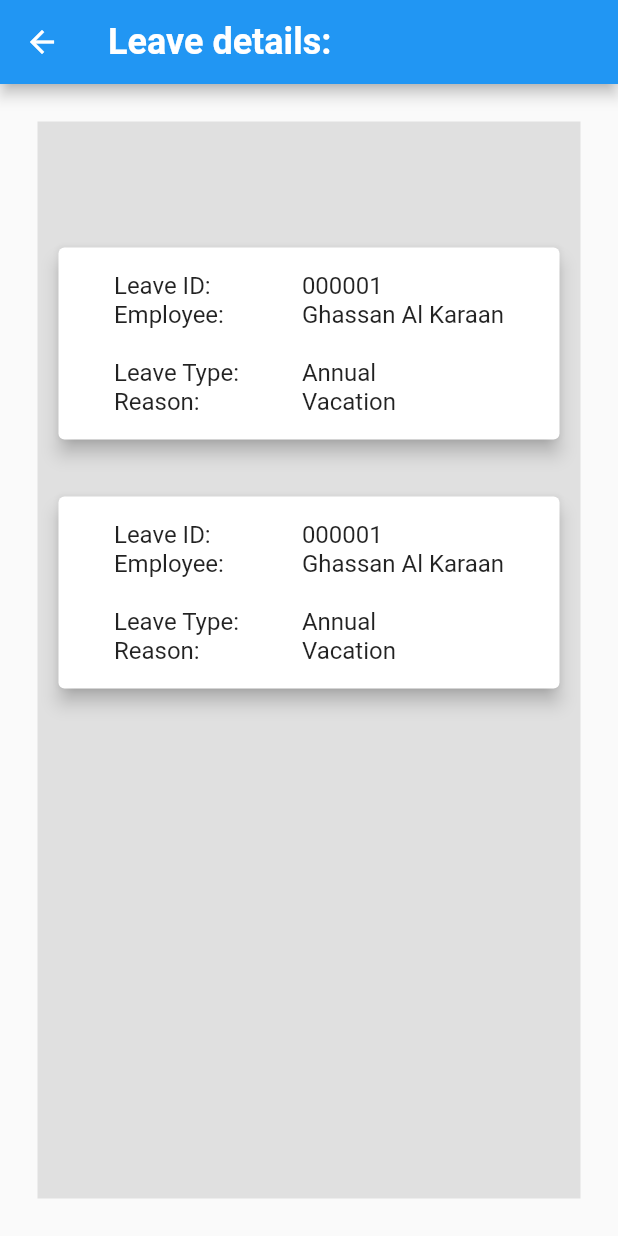
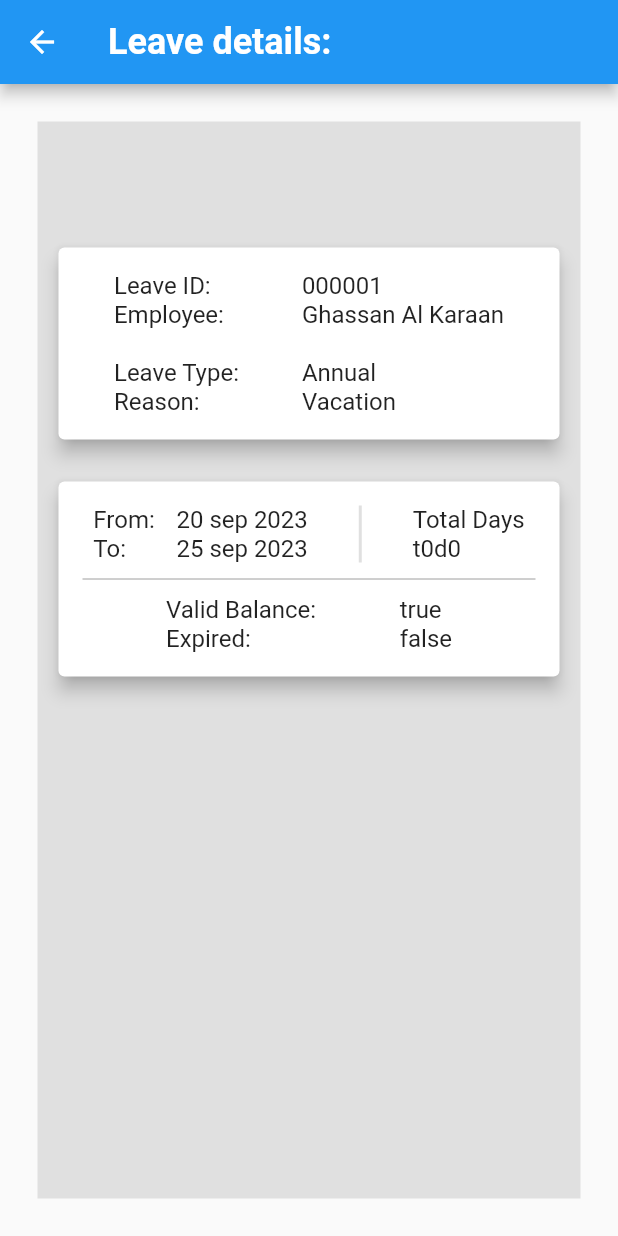
Before and after one commit to GhassanAlKaraan/employee-self-service-app, a Flutter app: the LeaveDetailsPage screen opened directly with empty values, on a phone screen of 412 x 824 dp. Run offline on Flutter 3.47's test engine with Material 2 defaults, Android fonts, the phone set to English and light mode, and no system bars; our stand-ins replace cloud_firestore, firebase_auth, firebase_core, google_sign_in; accounts and stored records are empty.

Commit message:
Designing leave_details_page

```diff
--- /dev/null
+++ b/lib/read_leaves page/components/info_card_2.dart
@@ -0,0 +1,118 @@
+import 'package:flutter/material.dart';
+
+class InfoCard2 extends StatelessWidget {
+  InfoCard2(
+      {super.key,
+      required this.fromDate,
+      required this.toDate,
+      required this.validBalance,
+      required this.expired});
+
+  final String fromDate, toDate; // TODO: change type to date
+  final bool validBalance, expired;
+
+  @override
+  Widget build(BuildContext context) {
+    return Card(
+      elevation: 5, // Card elevation (shadow)
+      child: Padding(
+          padding: const EdgeInsets.all(16.0),
+          child: Column(
+            children: [
+              IntrinsicHeight(
+                child: Row(
+                  mainAxisAlignment: MainAxisAlignment.spaceAround,
+                  children: [
+                    const Column(
+                      crossAxisAlignment: CrossAxisAlignment.start,
+                      children: [
+                        Text(
+                          'From:',
+                          style: TextStyle(fontSize: 16),
+                        ),
+                        Text(
+                          'To:',
+                          style: TextStyle(fontSize: 16),
+                        ),
+                      ],
+                    ),
+                    Column(
+                      crossAxisAlignment: CrossAxisAlignment.start,
+                      children: [
+                        Text(
+                          fromDate,
+                          style: const TextStyle(fontSize: 16),
+                        ),
+                        Text(
+                          toDate,
+                          style: const TextStyle(fontSize: 16),
+                        ),
+                      ],
+                    ),
+                    const SizedBox(
+                      width: 5,
+                    ),
+
+                    VerticalDivider(width: 2, thickness: 2,),
+                    const SizedBox(
+                      width: 5,
+                    ),
+                    const Column(
+                      crossAxisAlignment: CrossAxisAlignment.start,
+                      children: [
+                        Text(
+                          "Total Days",
+                          style: TextStyle(fontSize: 16),
+                        ),
+                        Text(
+                          "t0d0", // TODO: calculate the total days
+                          style: TextStyle(fontSize: 16),
+                        ),
+                      ],
+                    )
+                  ],
+                ),
+              ),
+              const SizedBox(
+                height: 10,
+              ),
+              Divider(height: 2, color: Colors.grey,),
+              const SizedBox(
+                height: 10,
+              ),
+              Row(
+                mainAxisAlignment: MainAxisAlignment.spaceEvenly,
+                children: [
+                  const Column(
+                    crossAxisAlignment: CrossAxisAlignment.start,
+                    children: [
+                      Text(
+                        'Valid Balance:',
+                        style: TextStyle(fontSize: 16),
+                      ),
+                      Text(
+                        'Expired:',
+                        style: TextStyle(fontSize: 16),
+                      ),
+                    ],
+                  ),
+                  Column(
+                    crossAxisAlignment: CrossAxisAlignment.start,
+                    children: [
+                      Text(
+                        validBalance.toString(),
+                        style: const TextStyle(fontSize: 16),
+                      ),
+                      Text(
+                        expired.toString(),
+                        style: const TextStyle(fontSize: 16),
+                      ),
+                    ],
+                  ),
+                ],
+              ),
+            ],
+          )),
+    );
+  }
+}
--- a/lib/read_leaves page/details_page_example.dart
+++ b/lib/read_leaves page/details_page_example.dart
@@ -1,6 +1,7 @@
 import 'package:flutter/material.dart';
 
 import 'components/info_card_1.dart';
+import 'components/info_card_2.dart';
 
 class DetailsPageExample extends StatelessWidget {
   const DetailsPageExample({super.key});
@@ -11,8 +12,8 @@ class DetailsPageExample extends StatelessWidget {
       children: [
         SizedBox(height: 70,),
         InfoCard1(leaveId: "000001", employeeName: "Ghassan Al Karaan", leaveType: "Annual", leaveReason: "Vacation"),
-        SizedBox(height: 30,),
-        InfoCard1(leaveId: "000001", employeeName: "Ghassan Al Karaan", leaveType: "Annual", leaveReason: "Vacation"),
+        SizedBox(height: 20,),
+        InfoCard2(fromDate: "20 sep 2023", toDate: "25 sep 2023", validBalance: true, expired: false,),
 
       ],
     );
```
